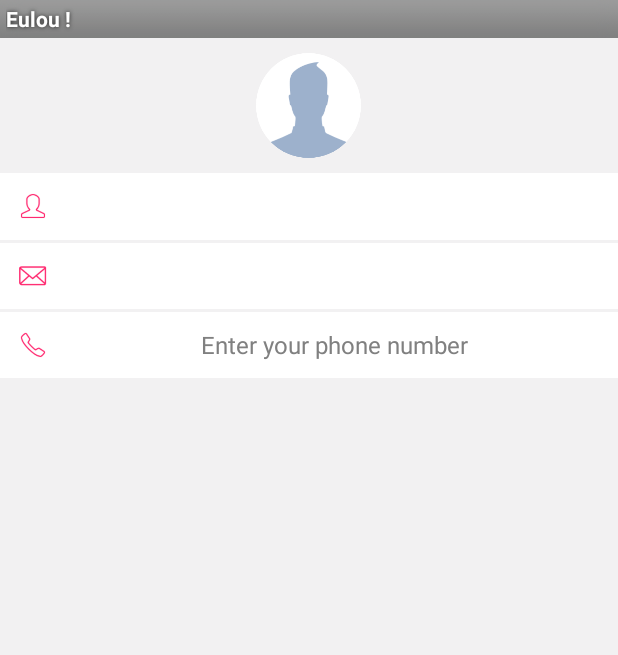
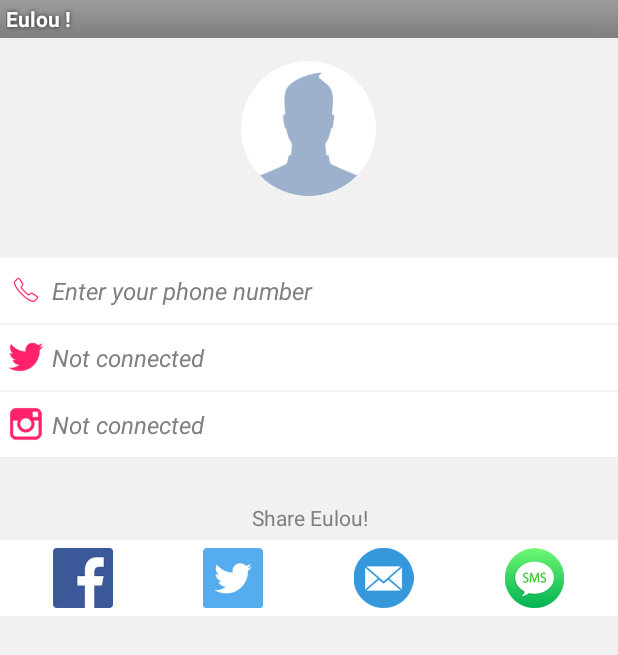
Before and after one commit to nvhaiwork/Eulou, an Android app: the layout activity_profile.xml on its own in the app's theme, with its tools: preview values and no code run, on a phone screen of 412 x 824 dp. Shown: the top 655 px of the screen. Run offline under Robolectric (Android 15) with nearby library versions, the phone set to English and light mode, and no system bars.

Commit message:
Format code

```diff
--- a/eulou/src/main/res/layout/activity_profile.xml
+++ b/eulou/src/main/res/layout/activity_profile.xml
@@ -1,90 +1,45 @@
-<RelativeLayout xmlns:android = "http://schemas.android.com/apk/res/android"
+<ScrollView xmlns:android = "http://schemas.android.com/apk/res/android"
     xmlns:tools = "http://schemas.android.com/tools"
     android:layout_width = "match_parent"
     android:layout_height = "match_parent"
-    android:background = "@color/greyish"
-    tools:context = "com.ezzet.eulou.activities.SplashActivity">
+    android:background = "@color/greyish">
 
     <RelativeLayout
-        android:id = "@+id/layoutPhoto"
         android:layout_width = "match_parent"
-        android:layout_height = "@dimen/profile_photo_container"
-        android:layout_alignParentTop = "true"
-        android:layout_centerHorizontal = "true">
+        android:layout_height = "wrap_content">
+
+        <RelativeLayout
+            android:layout_width = "match_parent"
+            android:layout_height = "match_parent"
+            android:background = "@color/greyish"></RelativeLayout>
+
+        <RelativeLayout
+            android:layout_width = "match_parent"
+            android:layout_height = "match_parent"
+            android:background = "@color/greyish">
 
             <com.ezzet.eulou.views.FBProfilePictureView
-            android:id = "@+id/profilePictureView"
+                android:id = "@+id/profile_user_img"
                 android:layout_width = "@dimen/profile_photo_width"
                 android:layout_height = "@dimen/profile_photo_width"
                 android:layout_centerHorizontal = "true"
-            android:layout_centerVertical = "true"></com.ezzet.eulou.views.FBProfilePictureView>
-    </RelativeLayout>
+                android:layout_marginBottom = "40dp"
+                android:layout_marginTop = "15dp" />
 
             <LinearLayout
-        android:id = "@+id/layoutProfile"
+                android:id = "@+id/profile_account_info_ly"
                 android:layout_width = "match_parent"
                 android:layout_height = "wrap_content"
-        android:layout_below = "@+id/layoutPhoto"
-        android:layout_centerHorizontal = "true"
+                android:layout_below = "@+id/profile_user_img"
                 android:orientation = "vertical">
 
                 <LinearLayout
                     android:layout_width = "match_parent"
                     android:layout_height = "wrap_content"
+                    android:layout_marginTop = "1dp"
                     android:background = "@color/white"
                     android:gravity = "center_vertical"
-            android:padding = "@dimen/item_padding1">
-
-            <ImageView
-                android:layout_width = "@dimen/icon_size1"
-                android:layout_height = "@dimen/icon_size1"
-                android:contentDescription = "@string/app_name"
-                android:scaleType = "fitXY"
-                android:src = "@drawable/user_icon" />
-
-            <TextView
-                android:id = "@+id/textViewUserName"
-                android:layout_width = "match_parent"
-                android:layout_height = "wrap_content"
-                android:layout_marginLeft = "10dp"
-                android:gravity = "center_horizontal"
-                android:textColor = "@color/black"
-                android:textSize = "@dimen/text_size1" />
-        </LinearLayout>
-
-        <LinearLayout
-            android:layout_width = "match_parent"
-            android:layout_height = "wrap_content"
-            android:layout_marginTop = "2dp"
-            android:background = "@color/white"
-            android:gravity = "center_vertical"
-            android:padding = "@dimen/item_padding1">
-
-            <ImageView
-                android:layout_width = "@dimen/icon_size1"
-                android:layout_height = "@dimen/icon_size1"
-                android:contentDescription = "@string/app_name"
-                android:scaleType = "fitXY"
-                android:src = "@drawable/mail_icon" />
-
-            <TextView
-                android:id = "@+id/textViewUserMail"
-                android:layout_width = "match_parent"
-                android:layout_height = "wrap_content"
-                android:layout_marginLeft = "10dp"
-                android:gravity = "center_horizontal"
-                android:textColor = "@color/black"
-                android:textSize = "@dimen/text_size2" />
-        </LinearLayout>
-
-        <LinearLayout
-            android:id = "@+id/linearNumber"
-            android:layout_width = "match_parent"
-            android:layout_height = "wrap_content"
-            android:layout_marginTop = "2dp"
-            android:background = "@color/white"
-            android:gravity = "center_vertical"
-            android:padding = "@dimen/item_padding1">
+                    android:padding = "@dimen/profile_item_padding">
 
                     <ImageView
                         android:layout_width = "@dimen/icon_size1"
@@ -94,15 +49,120 @@
                         android:src = "@drawable/ic_call_btn" />
 
                     <TextView
+                        android:id = "@+id/profile_verify_phone_number"
+                        android:layout_width = "match_parent"
+                        android:layout_height = "wrap_content"
+                        android:hint = "@string/enter_phone_number"
+                        android:padding = "@dimen/profile_item_padding"
+                        android:textColor = "@color/black"
+                        android:textSize = "@dimen/profile_item_text"
+                        android:textStyle = "italic" />
+                </LinearLayout>
+
+                <LinearLayout
+                    android:layout_width = "match_parent"
+                    android:layout_height = "wrap_content"
+                    android:layout_marginTop = "1dp"
+                    android:background = "@color/white"
+                    android:gravity = "center_vertical"
+                    android:padding = "@dimen/profile_item_padding">
+
+                    <ImageView
+                        android:layout_width = "@dimen/icon_size1"
+                        android:layout_height = "@dimen/icon_size1"
+                        android:contentDescription = "@string/app_name"
+                        android:scaleType = "fitXY"
+                        android:src = "@drawable/ic_twitter_profile_red" />
+
+                    <TextView
+                        android:layout_width = "match_parent"
+                        android:layout_height = "wrap_content"
+                        android:hint = "@string/profile_not_connected"
+                        android:padding = "@dimen/profile_item_padding"
+                        android:textColor = "@color/black"
+                        android:textSize = "@dimen/profile_item_text"
+                        android:textStyle = "italic" />
+                </LinearLayout>
+
+                <LinearLayout
+                    android:id = "@+id/linearNumber"
+                    android:layout_width = "match_parent"
+                    android:layout_height = "wrap_content"
+                    android:layout_marginTop = "1dp"
+                    android:background = "@color/white"
+                    android:gravity = "center_vertical"
+                    android:padding = "@dimen/profile_item_padding">
+
+                    <ImageView
+                        android:layout_width = "@dimen/icon_size1"
+                        android:layout_height = "@dimen/icon_size1"
+                        android:contentDescription = "@string/app_name"
+                        android:scaleType = "fitXY"
+                        android:src = "@drawable/ic_instagram_profile_red" />
+
+                    <TextView
                         android:id = "@+id/textViewUserNumber"
                         android:layout_width = "match_parent"
                         android:layout_height = "wrap_content"
-                android:layout_marginLeft = "10dp"
-                android:gravity = "center_horizontal"
-                android:hint = "@string/enter_phone_number"
+                        android:hint = "@string/profile_not_connected"
+                        android:padding = "@dimen/profile_item_padding"
                         android:textColor = "@color/black"
-                android:textSize = "@dimen/text_size2" />
+                        android:textSize = "@dimen/profile_item_text"
+                        android:textStyle = "italic" />
                 </LinearLayout>
             </LinearLayout>
 
+            <TextView
+                android:id = "@+id/profile_share_eulout_title"
+                android:layout_width = "match_parent"
+                android:layout_height = "wrap_content"
+                android:layout_below = "@+id/profile_account_info_ly"
+                android:layout_marginTop = "25dp"
+                android:gravity = "center"
+                android:hint = "@string/profile_share_eulou"
+                android:padding = "@dimen/profile_item_padding" />
+
+            <LinearLayout
+                android:layout_width = "match_parent"
+                android:layout_height = "wrap_content"
+                android:layout_below = "@+id/profile_share_eulout_title"
+                android:background = "@color/white"
+                android:orientation = "horizontal"
+                android:padding = "@dimen/profile_item_padding">
+
+                <com.ezzet.eulou.views.CustomImageButton
+                    android:id = "@+id/profile_share_fb_btn"
+                    android:layout_width = "0dp"
+                    android:layout_height = "@dimen/profile_share_icons_width"
+                    android:layout_weight = "1"
+                    android:contentDescription = "@null"
+                    android:src = "@drawable/ic_facebook_profile_share" />
+
+                <com.ezzet.eulou.views.CustomImageButton
+                    android:id = "@+id/profile_share_twitter_btn"
+                    android:layout_width = "0dp"
+                    android:layout_height = "@dimen/profile_share_icons_width"
+                    android:layout_weight = "1"
+                    android:contentDescription = "@null"
+                    android:src = "@drawable/ic_twitter_profile_share" />
+
+                <com.ezzet.eulou.views.CustomImageButton
+                    android:id = "@+id/profile_share_mail_btn"
+                    android:layout_width = "0dp"
+                    android:layout_height = "@dimen/profile_share_icons_width"
+                    android:layout_weight = "1"
+                    android:contentDescription = "@null"
+                    android:src = "@drawable/ic_email_profile_share" />
+
+                <com.ezzet.eulou.views.CustomImageButton
+                    android:id = "@+id/profile_share_sms_btn"
+                    android:layout_width = "0dp"
+                    android:layout_height = "@dimen/profile_share_icons_width"
+                    android:layout_weight = "1"
+                    android:contentDescription = "@null"
+                    android:src = "@drawable/ic_sms_profile_share" />
+            </LinearLayout>
         </RelativeLayout>
+
+    </RelativeLayout>
+</ScrollView>
--- a/eulou/src/main/res/values-sw600dp/dimens.xml
+++ /dev/null
@@ -1,32 +0,0 @@
-<resources>
-
-    <dimen name = "horizontal_gap_1">20dp</dimen>
-    <dimen name = "horizontal_gap_2">40dp</dimen>
-    <dimen name = "continue_btn_bottom">96dp</dimen>
-    <dimen name = "buttons_bottom">150dp</dimen>
-    <dimen name = "buttons_spacing">30dp</dimen>
-    <dimen name = "topbar_height">100dp</dimen>
-    <dimen name = "topbar_button_width">80dp</dimen>
-    <dimen name = "tabbar_height">120dp</dimen>
-    <dimen name = "tabitem_padding">10dp</dimen>
-    <dimen name = "friendlist_item_padding">10dp</dimen>
-    <dimen name = "friendlist_item_height">120dp</dimen>
-    <dimen name = "friendlist_photo_width">80dp</dimen>
-    <dimen name = "friendlist_button_width">50dp</dimen>
-    <dimen name = "callpage_photo_width">160dp</dimen>
-    <dimen name = "speaker_button_height">160dp</dimen>
-    <dimen name = "speaker_button_margin">60dp</dimen>
-    <dimen name = "endbutton_padding">40dp</dimen>
-    <dimen name = "profile_photo_container">180dp</dimen>
-    <dimen name = "profile_photo_width">140dp</dimen>
-    <dimen name = "icon_size1">48dp</dimen>
-    <dimen name = "item_height1">68dp</dimen>
-    <dimen name = "item_padding1">10dp</dimen>
-    <dimen name = "item_spacing1">60dp</dimen>
-    <dimen name = "logo_height">50dp</dimen>
-    <dimen name = "calldetail_photo_height">300dp</dimen>
-
-    <dimen name = "text_size1">28sp</dimen>
-    <dimen name = "text_size2">24sp</dimen>
-
-</resources>
--- a/eulou/src/main/res/values/dimens.xml
+++ b/eulou/src/main/res/values/dimens.xml
@@ -16,8 +16,6 @@
     <dimen name = "speaker_button_height">90dp</dimen>
     <dimen name = "speaker_button_margin">30dp</dimen>
     <dimen name = "endbutton_padding">15dp</dimen>
-    <dimen name = "profile_photo_container">90dp</dimen>
-    <dimen name = "profile_photo_width">70dp</dimen>
     <dimen name = "icon_size1">24dp</dimen>
     <dimen name = "item_height1">44dp</dimen>
     <dimen name = "item_padding1">10dp</dimen>
@@ -45,4 +43,9 @@
     <dimen name = "chatting_message_screen">16sp</dimen>
     <dimen name = "chat_message_seen">10sp</dimen>
 
+    <!-- Profile Screen -->
+    <dimen name = "profile_photo_width">90dp</dimen>
+    <dimen name = "profile_item_text">16sp</dimen>
+    <dimen name = "profile_item_padding">5dp</dimen>
+    <dimen name = "profile_share_icons_width">40dp</dimen>
 </resources>
--- a/eulou/src/main/res/values/strings.xml
+++ b/eulou/src/main/res/values/strings.xml
@@ -36,6 +36,12 @@
     <string name = "numberConf">Number Confirmation:</string>
     <string name = "number">Is your phone number above correct?</string>
 
+    <!--Share content-->
+    <string name = "share_eulou_text">Hi, I\'m using Eulou ! Get it on the
+        Store.\nhttp://eulou.tn</string>
+    <string name = "share_eulou_title">Eulou !  New app VOIP</string>
+    <string name = "eulou_homepage">http://eulou.tn/</string>
+
     <!-- New message screen -->
     <string name = "to">To :</string>
     <string name = "new_message">New Message</string>
@@ -49,4 +55,7 @@
     <!-- Chat screen -->
     <string name = "chat_input_hint">Type your message</string>
 
+    <!--Profile Screen-->
+    <string name = "profile_not_connected">Not connected</string>
+    <string name = "profile_share_eulou">Share Eulou!</string>
 </resources>
```
Also changed, not shown: eulou/src/main/res/drawable/ic_email_profile_share.png (added), eulou/src/main/res/drawable/ic_facebook_profile_share.png (added), eulou/src/main/res/drawable/ic_instagram_profile_red.png (added), eulou/src/main/res/drawable/ic_sms_profile_share.png (added), eulou/src/main/res/drawable/ic_twitter_profile_red.png (added), eulou/src/main/res/drawable/ic_twitter_profile_share.png (added). Lines whose indentation alone changed are shown as unchanged.
